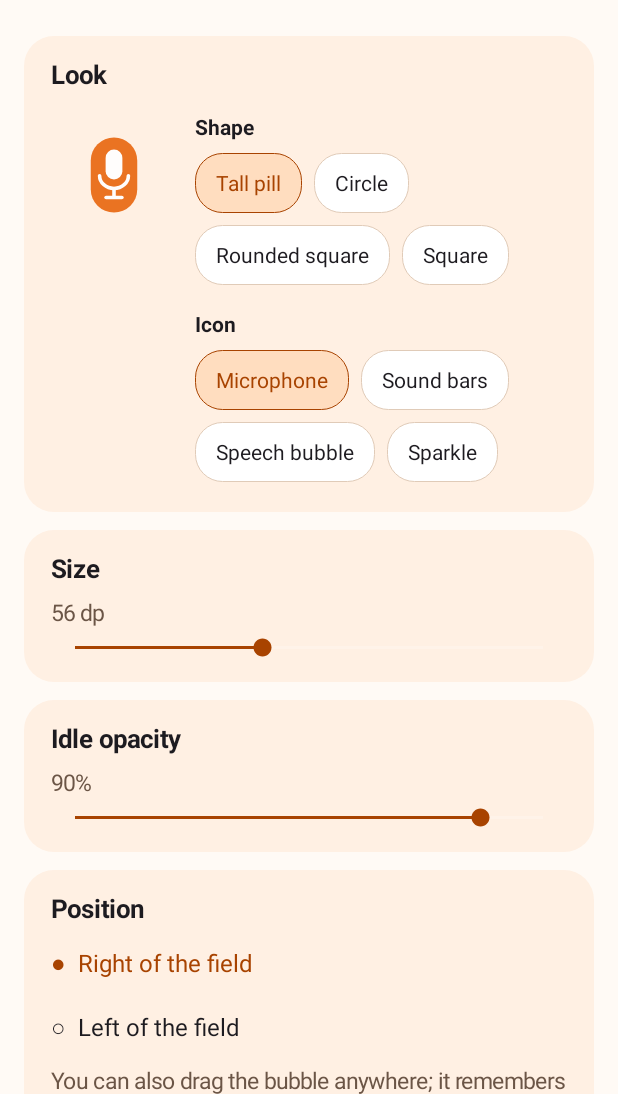
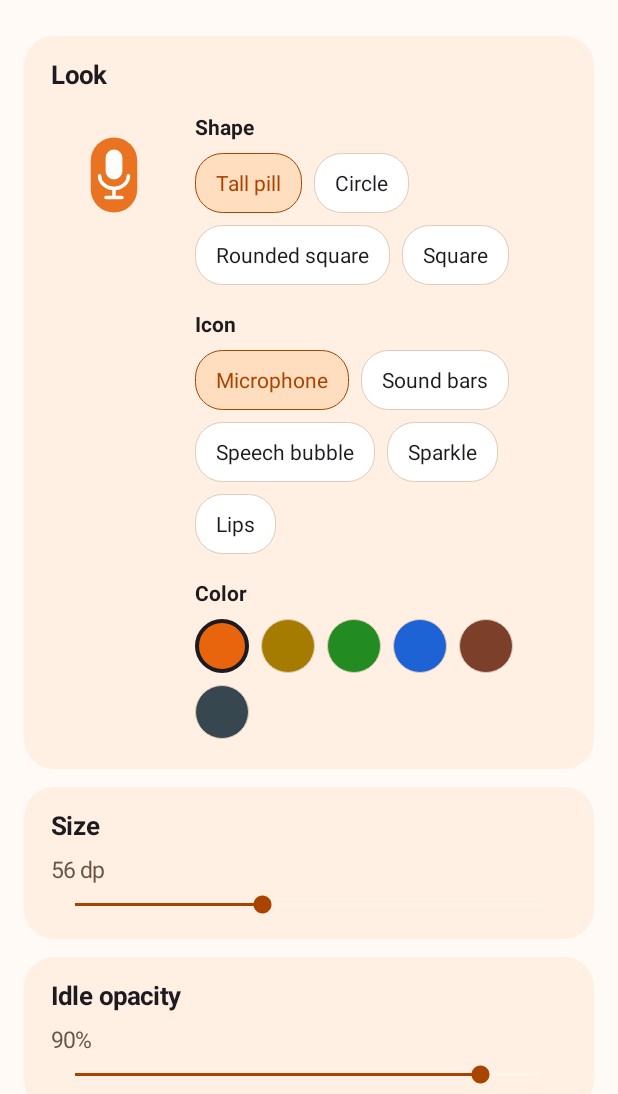
Before and after one commit to apharrside-cloud/mouthpiece, an Android app: the screen it shows after launch (SettingsActivity), after a tap on "Bubble", on a phone screen of 412 x 824 dp, the part 142-1236 px from its top. Run offline under Robolectric (Android 15) with nearby library versions, the phone set to English and light mode, and no system bars; 1 other tap on this screen came first.

Commit message:
Bubble color picker, Lips icon, first-launch splash (0.4.7)

```diff
--- a/app/src/main/AndroidManifest.xml
+++ b/app/src/main/AndroidManifest.xml
@@ -8,7 +8,7 @@
     <application
         android:label="Mouthpiece"
         android:icon="@mipmap/ic_launcher"
-        android:theme="@android:style/Theme.Material.NoActionBar">
+        android:theme="@style/AppTheme">
         <activity
             android:name=".SettingsActivity"
             android:configChanges="orientation|screenSize|keyboardHidden"
--- a/app/src/main/java/com/pharrlabs/voice/SettingsActivity.kt
+++ b/app/src/main/java/com/pharrlabs/voice/SettingsActivity.kt
@@ -28,6 +28,7 @@ import android.widget.Switch
 import android.widget.TextView
 import android.widget.Toast
 import com.pharrlabs.voice.bubble.BubbleIcon
+import com.pharrlabs.voice.bubble.BubbleTint
 import com.pharrlabs.voice.bubble.BubbleService
 import com.pharrlabs.voice.bubble.BubbleVisibility
 import com.pharrlabs.voice.update.UpdateCheck
@@ -42,6 +43,7 @@ import com.pharrlabs.voice.settings.AppRule
 import com.pharrlabs.voice.settings.OnboardingChecks
 import com.pharrlabs.voice.settings.Palette
 import com.pharrlabs.voice.settings.Palettes
+import com.pharrlabs.voice.settings.SplashPolicy
 import com.pharrlabs.voice.settings.ThemeMode
 import com.pharrlabs.voice.ui.FlowLayout
 import com.pharrlabs.voice.settings.OnboardingChecks.Step
@@ -138,7 +140,10 @@ class SettingsActivity : Activity() {
         scroll = ScrollView(this).apply { addView(content) }
         page.addView(scroll, LinearLayout.LayoutParams(ViewGroup.LayoutParams.MATCH_PARENT, 0, 1f))
         scroll.clipToPadding = false
-        setContentView(page)
+        val root = android.widget.FrameLayout(this)
+        root.addView(page, android.widget.FrameLayout.LayoutParams(ViewGroup.LayoutParams.MATCH_PARENT, ViewGroup.LayoutParams.MATCH_PARENT))
+        setContentView(root)
+        if (SplashPolicy.shouldShow(prefs.splashSeen)) { prefs.splashSeen = true; showSplash(root) }
         // Edge-to-edge: keep content clear of the status bar, the gesture bar and the keyboard.
         page.setOnApplyWindowInsetsListener { v, insets ->
             val bars = insets.getInsets(android.view.WindowInsets.Type.systemBars() or android.view.WindowInsets.Type.ime())
@@ -146,6 +151,35 @@ class SettingsActivity : Activity() {
             insets
         }
         applyTheme()
+    }
+
+    /** One-time welcome: the Pharr Labs pilot on brand orange, fading away by itself or on tap. */
+    private fun showSplash(root: android.widget.FrameLayout) {
+        val dark = 0xFF1D1B20.toInt()
+        val splash = LinearLayout(this).apply {
+            orientation = LinearLayout.VERTICAL; gravity = Gravity.CENTER
+            setBackgroundColor(0xFFFC7E21.toInt()); isClickable = true
+            addView(ImageView(context).apply { setImageResource(R.drawable.splash_mascot); scaleType = ImageView.ScaleType.FIT_CENTER },
+                LinearLayout.LayoutParams(dp(260), dp(260)))
+            addView(TextView(context).apply {
+                text = "Mouthpiece"; setTextSize(TypedValue.COMPLEX_UNIT_SP, 34f); typeface = Typeface.DEFAULT_BOLD
+                setTextColor(dark); gravity = Gravity.CENTER; setPadding(0, dp(16), 0, 0)
+            })
+            addView(TextView(context).apply {
+                text = "by Pharr Labs"; setTextSize(TypedValue.COMPLEX_UNIT_SP, 16f)
+                setTextColor(dark); gravity = Gravity.CENTER; setPadding(0, dp(4), 0, 0)
+            })
+        }
+        root.addView(splash, android.widget.FrameLayout.LayoutParams(ViewGroup.LayoutParams.MATCH_PARENT, ViewGroup.LayoutParams.MATCH_PARENT))
+        var gone = false
+        val dismiss = {
+            if (!gone) {
+                gone = true
+                splash.animate().alpha(0f).setDuration(SplashPolicy.FADE_MS).withEndAction { root.removeView(splash) }.start()
+            }
+        }
+        splash.setOnClickListener { dismiss() }
+        splash.postDelayed({ dismiss() }, SplashPolicy.SHOW_MS)
     }
 
     override fun onResume() { super.onResume(); render(); maybeCheckForUpdate(force = false) }
@@ -365,6 +399,7 @@ class SettingsActivity : Activity() {
                     interactive = false
                     style = prefs.bubbleShape
                     symbol = prefs.bubbleIcon
+                    tint = prefs.bubbleTint
                 }
                 lookPreview = preview
                 applyPreviewLook()
@@ -378,6 +413,8 @@ class SettingsActivity : Activity() {
                     chips { BubbleStyle.values().forEach { st -> chipButton(st.label, prefs.bubbleShape == st) { prefs.bubbleShape = st; render() } } }
                     label("Icon")
                     chips { BubbleIcon.values().forEach { ic -> chipButton(ic.label, prefs.bubbleIcon == ic) { prefs.bubbleIcon = ic; render() } } }
+                    label("Color")
+                    chips { BubbleTint.values().forEach { t -> swatch(t, prefs.bubbleTint == t) { prefs.bubbleTint = t; render() } } }
                 }, LinearLayout.LayoutParams(0, ViewGroup.LayoutParams.WRAP_CONTENT, 1f))
             }
         }
@@ -649,6 +686,19 @@ class SettingsActivity : Activity() {
         f.body()
     }
 
+    /** A round color dot for picking the bubble color; the chosen one gets a ring in the text color. */
+    private fun FlowLayout.swatch(t: BubbleTint, on: Boolean, onClick: () -> Unit) = addView(object : View(context) {
+        // FlowLayout offers "at most the full row", which a plain View would take literally; force a fixed round dot.
+        override fun onMeasure(w: Int, h: Int) = setMeasuredDimension(dp(36), dp(36))
+    }.apply {
+        background = GradientDrawable().apply {
+            shape = GradientDrawable.OVAL; setColor(t.argb)
+            setStroke(if (on) dp(3) else dp(1), if (on) ink else pal.outline)
+        }
+        contentDescription = t.label + if (on) ", selected" else ""
+        setOnClickListener { onClick() }
+    })
+
     private fun FlowLayout.chipButton(t: String, on: Boolean, onClick: () -> Unit) = addView(TextView(context).apply {
         text = t; setTextSize(TypedValue.COMPLEX_UNIT_SP, 14f)
         setTextColor(if (on) accent else ink)
--- a/app/src/main/java/com/pharrlabs/voice/bubble/BubbleColors.kt
+++ b/app/src/main/java/com/pharrlabs/voice/bubble/BubbleColors.kt
@@ -1,14 +1,28 @@
 package com.pharrlabs.voice.bubble
 
-/** Fill colors of the floating bubble per state: brand orange when idle, and three clearly different colors for the rest. */
+/** The idle-bubble colors a user can pick from; the other states keep fixed colors so they stay recognisable. */
+enum class BubbleTint(val label: String, val argb: Int) {
+    Orange("Orange", 0xFFE8650D.toInt()),
+    Gold("Gold", 0xFFA67C00.toInt()),
+    Green("Green", 0xFF228B22.toInt()),
+    Blue("Blue", 0xFF1E63D6.toInt()),
+    Brown("Brown", 0xFF7B3F2A.toInt()),
+    Graphite("Graphite", 0xFF37474F.toInt());
+
+    companion object {
+        fun parse(name: String?): BubbleTint = values().firstOrNull { it.name == name } ?: Orange
+    }
+}
+
+/** Fill colors of the floating bubble per state: the chosen tint (brand orange by default) when idle, three clearly different colors for the rest. */
 object BubbleColors {
     val IDLE = 0xFFE8650D.toInt()
     val LISTENING = 0xFF008391.toInt()
     val PROCESSING = 0xFF5E35B1.toInt()
     val ERROR = 0xFFC2185B.toInt()
 
-    fun of(state: BubbleState): Int = when (state) {
-        BubbleState.Idle -> IDLE
+    fun of(state: BubbleState, idle: Int = IDLE): Int = when (state) {
+        BubbleState.Idle -> idle
         BubbleState.Listening -> LISTENING
         BubbleState.Processing -> PROCESSING
         is BubbleState.Error -> ERROR
--- a/app/src/main/java/com/pharrlabs/voice/bubble/BubbleService.kt
+++ b/app/src/main/java/com/pharrlabs/voice/bubble/BubbleService.kt
@@ -286,7 +286,7 @@ class BubbleService : AccessibilityService() {
         focusedPkg = pkg
         if (bubble == null) {
             bubble = BubbleView(this, gestureFactory = { newGesture() }, onEvent = ::onGesture)
-                .also { it.style = prefs.bubbleShape; it.symbol = prefs.bubbleIcon; it.idleAlpha = prefs.idleOpacityPct / 100f; it.setState(machine.state) }
+                .also { it.style = prefs.bubbleShape; it.symbol = prefs.bubbleIcon; it.tint = prefs.bubbleTint; it.idleAlpha = prefs.idleOpacityPct / 100f; it.setState(machine.state) }
             hideTarget.attach() // before the bubble, so the bubble draws on top of it
             wm.addView(bubble, layoutParams(0, 0))
             lastX = Int.MIN_VALUE; lastY = Int.MIN_VALUE
--- a/app/src/main/java/com/pharrlabs/voice/settings/Prefs.kt
+++ b/app/src/main/java/com/pharrlabs/voice/settings/Prefs.kt
@@ -5,6 +5,7 @@ import com.pharrlabs.voice.BuildConfig
 import com.pharrlabs.voice.bubble.BubbleIcon
 import com.pharrlabs.voice.bubble.BubbleVisibility
 import com.pharrlabs.voice.bubble.BubbleStyle
+import com.pharrlabs.voice.bubble.BubbleTint
 import com.pharrlabs.voice.clean.PeriodMode
 import com.pharrlabs.voice.clean.Style
 import com.pharrlabs.voice.clean.StylePresets
@@ -64,6 +65,15 @@ class Prefs(context: Context) {
         set(v) = sp.edit().putString("update_skipped", v).apply()
 
     /** Symbol drawn on the floating button. */
+    var bubbleTint: BubbleTint
+        get() = BubbleTint.parse(sp.getString("bubble_color", null))
+        set(v) = sp.edit().putString("bubble_color", v.name).apply()
+
+    /** True once the welcome splash has been shown; not part of backups, so a restored install still gets it once. */
+    var splashSeen: Boolean
+        get() = sp.getBoolean("splash_seen", false)
+        set(v) = sp.edit().putBoolean("splash_seen", v).apply()
+
     var bubbleIcon: BubbleIcon
         get() = BubbleIcon.parse(sp.getString("bubble_icon", null))
         set(v) = sp.edit().putString("bubble_icon", v.name).apply()
@@ -218,7 +228,7 @@ class Prefs(context: Context) {
 
     companion object {
         val BACKUP_KEYS = setOf(
-            "model", "bubble_size", "bubble_shape", "bubble_icon", "bubble_left", "period_mode", "smart_edit", "voice_edit", "interaction", "auto_stop_ms",
+            "model", "bubble_size", "bubble_shape", "bubble_icon", "bubble_color", "bubble_left", "period_mode", "smart_edit", "voice_edit", "interaction", "auto_stop_ms",
             "streaming", "live_caption", "undo_chip", "bubble_off_x", "bubble_off_y", "idle_opacity", "hidden_apps",
             "auto_learn", "format_numbers", "update_check", "theme_mode", "default_style", "app_rules", "dictionary", "dictionary_seeded", "history_enabled",
         )
--- /dev/null
+++ b/app/src/main/java/com/pharrlabs/voice/settings/SplashPolicy.kt
@@ -0,0 +1,9 @@
+package com.pharrlabs.voice.settings
+
+/** The short welcome splash: shown once, on the first launch of an install. */
+object SplashPolicy {
+    const val SHOW_MS = 1800L
+    const val FADE_MS = 350L
+
+    fun shouldShow(seen: Boolean): Boolean = !seen
+}
--- /dev/null
+++ b/app/src/main/res/values/styles.xml
@@ -0,0 +1,7 @@
+<?xml version="1.0" encoding="utf-8"?>
+<resources>
+    <!-- Same look as before; the system launch screen uses the brand orange instead of a blank window. -->
+    <style name="AppTheme" parent="@android:style/Theme.Material.NoActionBar">
+        <item name="android:windowSplashScreenBackground">#FC7E21</item>
+    </style>
+</resources>
```
Also changed, not shown: app/src/main/java/com/pharrlabs/voice/bubble/BubbleIcon.kt (+27 -1 lines), app/src/main/java/com/pharrlabs/voice/bubble/BubbleView.kt (+21 -1 lines), app/src/main/res/drawable-nodpi/splash_mascot.webp (added), 3 other files.
